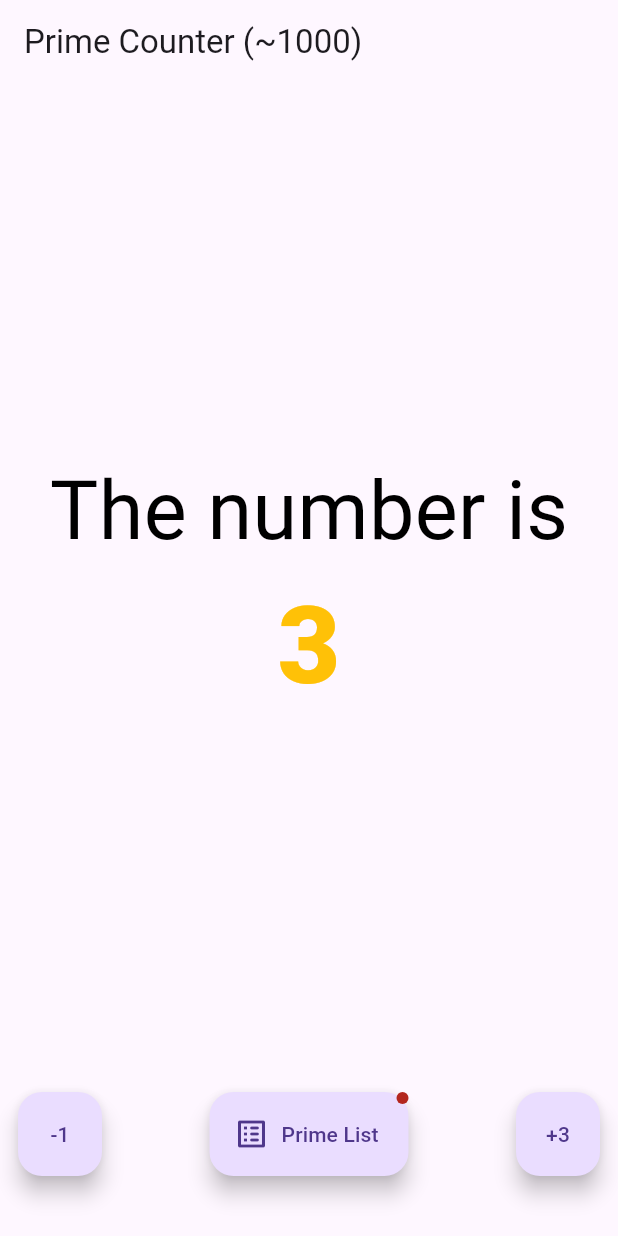
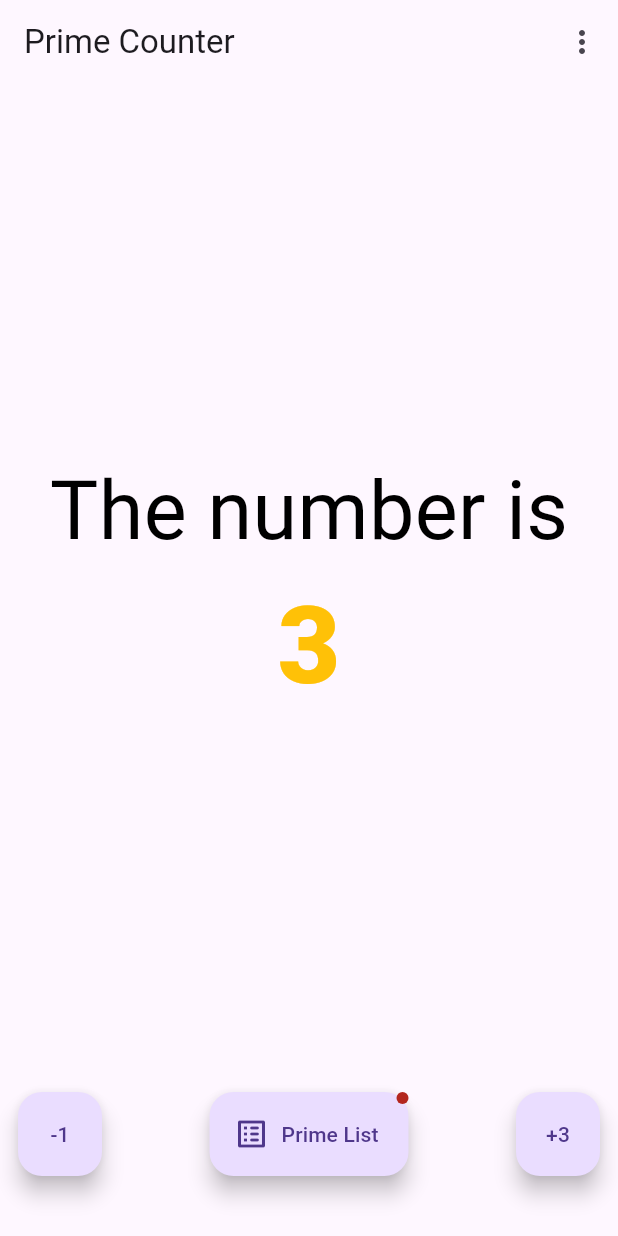
Before and after one commit to maple135790/prime_counter, a Flutter app: the screen it shows after launch, after a tap on "+3", on a phone screen of 412 x 824 dp. Run offline on Flutter 3.47's test engine with Material 3 defaults, Android fonts, the phone set to English and light mode, and no system bars.

Commit message:
feat: 新增難易度切換

```diff
--- a/lib/main.dart
+++ b/lib/main.dart
@@ -11,6 +11,7 @@ class MainApp extends StatelessWidget {
   @override
   Widget build(BuildContext context) {
     return MaterialApp(
+      title: 'Prime Counter',
       theme: ThemeData(
         pageTransitionsTheme: const PageTransitionsTheme(
           builders: {
--- a/lib/page/game/game.dart
+++ b/lib/page/game/game.dart
@@ -1,6 +1,7 @@
 import 'package:flutter/material.dart';
 import 'package:prime_counter/page/game/game_view_model.dart';
 import 'package:prime_counter/page/game/prime_list.dart';
+import 'package:prime_counter/page/menu/menu_page.dart';
 import 'package:provider/provider.dart';
 
 class GamePage extends StatefulWidget {
@@ -10,17 +11,65 @@ class GamePage extends StatefulWidget {
   State<GamePage> createState() => _GamePageState();
 }
 
-class _GamePageState extends State<GamePage> {
+class _GamePageState extends State<GamePage>
+    with SingleTickerProviderStateMixin {
   final viewModel = GameViewModel();
+  late final AnimationController animationController;
+  late final Animation<Color?> animationBgColor;
+  late final backgroundColorTween = ColorTween(
+    begin: ThemeData.fallback().scaffoldBackgroundColor,
+    end: Colors.green,
+  );
+
   static const primeTextStyle = TextStyle(
     fontSize: 72,
     fontWeight: FontWeight.w900,
     color: Colors.amber,
   );
+
   static const numberTextStyle = TextStyle(
     fontSize: 54,
     color: Colors.black,
   );
+
+  @override
+  void initState() {
+    super.initState();
+    viewModel
+      ..addListener(onGameFinished)
+      ..addListener(onGameReset);
+
+    animationController = AnimationController(
+      vsync: this,
+      duration: const Duration(milliseconds: 450),
+    );
+
+    animationBgColor = backgroundColorTween.animate(
+        CurvedAnimation(parent: animationController, curve: Curves.easeInOut))
+      ..addListener(() {
+        setState(() {});
+      });
+  }
+
+  @override
+  void dispose() {
+    viewModel
+      ..removeListener(onGameFinished)
+      ..removeListener(onGameReset);
+    super.dispose();
+  }
+
+  void onGameFinished() {
+    if (!viewModel.isGameFinished) return;
+
+    animationController.forward();
+  }
+
+  void onGameReset() {
+    if (viewModel.operationCount != 0) return;
+
+    animationController.reverse();
+  }
 
   void onNumberIncrement() {
     viewModel.increment();
@@ -44,26 +93,13 @@ class _GamePageState extends State<GamePage> {
     );
   }
 
-  void onShowDetail() {
-    showDialog(
-      context: context,
-      builder: (context) {
-        return AlertDialog(
-          title: const Text('Game Finished'),
-          content: Text(
-            'You have finished the game!\nPress count: ${viewModel.operationCount}',
-          ),
-          actions: [
-            TextButton(
-              onPressed: () {
-                Navigator.of(context).pop();
-              },
-              child: const Text('OK'),
-            ),
-          ],
-        );
-      },
-    );
+  void onMenuPressed() {
+    Navigator.of(context).push(MaterialPageRoute(
+      builder: (context) => ChangeNotifierProvider.value(
+        value: viewModel,
+        child: const MenuPage(),
+      ),
+    ));
   }
 
   @override
@@ -72,18 +108,13 @@ class _GamePageState extends State<GamePage> {
       value: viewModel,
       builder: (context, child) {
         return Scaffold(
+          backgroundColor: animationBgColor.value,
           appBar: AppBar(
-            title: const Text('Prime Counter (~1000)'),
+            title: const Text('Prime Counter'),
             actions: [
-              Selector<GameViewModel, bool>(
-                selector: (context, vm) => vm.isGameFinished,
-                builder: (context, isGameFinished, child) => Offstage(
-                  offstage: !isGameFinished,
-                  child: IconButton(
-                    onPressed: onShowDetail,
-                    icon: const Icon(Icons.more_vert_outlined),
-                  ),
-                ),
+              IconButton(
+                icon: const Icon(Icons.more_vert),
+                onPressed: onMenuPressed,
               )
             ],
           ),
@@ -123,6 +154,7 @@ class _GamePageState extends State<GamePage> {
                         selector: (context, vm) => vm.canDecrement,
                         builder: (context, canDecrement, child) =>
                             FloatingActionButton(
+                          heroTag: 'decrement',
                           onPressed: canDecrement ? onNumberDecrement : null,
                           child: const Text("-1"),
                         ),
@@ -134,6 +166,7 @@ class _GamePageState extends State<GamePage> {
                             isLabelVisible: hasNewPrime,
                             smallSize: 8,
                             child: FloatingActionButton.extended(
+                              heroTag: 'Prime List',
                               onPressed: onPrimeListPressed,
                               icon: const Icon(Icons.list_alt_rounded),
                               label: const Text('Prime List'),
@@ -142,6 +175,7 @@ class _GamePageState extends State<GamePage> {
                         },
                       ),
                       FloatingActionButton(
+                        heroTag: 'increment',
                         onPressed: onNumberIncrement,
                         child: const Text("+3"),
                       ),
--- a/lib/page/game/game_view_model.dart
+++ b/lib/page/game/game_view_model.dart
@@ -1,8 +1,23 @@
 import 'package:flutter/material.dart';
 
+enum GameDifficulty {
+  easy(10, 4),
+  normal(100, 25),
+  hard(500, 95);
+
+  final int maxNumber;
+  final int primeNumberCount;
+
+  const GameDifficulty(
+    this.maxNumber,
+    this.primeNumberCount,
+  );
+}
+
 class GameViewModel extends ChangeNotifier {
-  static const _primeNumbersUnder100 = 168;
-  static const _maxNumber = 1000;
+  GameDifficulty _difficulty = GameDifficulty.easy;
+  GameDifficulty get difficulty => _difficulty;
+
   int _number = 0;
   int get number => _number;
 
@@ -18,13 +33,24 @@ class GameViewModel extends ChangeNotifier {
   bool _isPrime = false;
   bool get isPrime => _isPrime;
 
+  bool _isGameFinished = false;
   bool get isGameFinished => _isGameFinished;
-  bool _isGameFinished = false;
 
   bool get canDecrement => _number - _decrementValue >= 0;
-  bool get canIncrement => number + _incrementValue <= _maxNumber;
+  bool get canIncrement => number + _incrementValue <= _difficulty.maxNumber;
 
   final primeRecord = <int>[];
+
+  void changeDifficulty(GameDifficulty difficulty) {
+    _difficulty = difficulty;
+    _number = 0;
+    _operationCount = 0;
+    _hasNewPrime = false;
+    _isPrime = false;
+    _isGameFinished = false;
+    primeRecord.clear();
+    notifyListeners();
+  }
 
   void checkedNewPrime() {
     _hasNewPrime = false;
@@ -37,7 +63,7 @@ class GameViewModel extends ChangeNotifier {
     _number += _incrementValue;
     _operationCount++;
     _isPrime = _primeCheck(_number);
-    _isGameFinished = primeRecord.length == _primeNumbersUnder100;
+    _isGameFinished = primeRecord.length == _difficulty.primeNumberCount;
     notifyListeners();
   }
 
@@ -47,7 +73,7 @@ class GameViewModel extends ChangeNotifier {
     _number -= _decrementValue;
     _operationCount++;
     _isPrime = _primeCheck(_number);
-    _isGameFinished = primeRecord.length == _primeNumbersUnder100;
+    _isGameFinished = primeRecord.length == _difficulty.primeNumberCount;
     notifyListeners();
   }
 
--- a/lib/page/game/prime_list.dart
+++ b/lib/page/game/prime_list.dart
@@ -18,7 +18,7 @@ class PrimeList extends StatelessWidget {
         return ListView.builder(
           itemCount: record.length,
           itemBuilder: (context, index) {
-          final prime = record.elementAt(index);
+            final prime = record.elementAt(index);
             return ListTile(
               title: Text(
                 prime.toString(),
--- a/pubspec.yaml
+++ b/pubspec.yaml
@@ -1,7 +1,7 @@
 name: prime_counter
 description: "A simple prime counter game."
 publish_to: 'none'
-version: 0.1.0
+version: 0.2.0
 
 environment:
   sdk: ^3.5.2
@@ -18,3 +18,5 @@ dev_dependencies:
 
 flutter:
   uses-material-design: true
+  assets:
+    - assets/icon.png
```
Also changed, not shown: lib/page/menu/menu_page.dart (added, +55 -0 lines), assets/icon.png (added).
